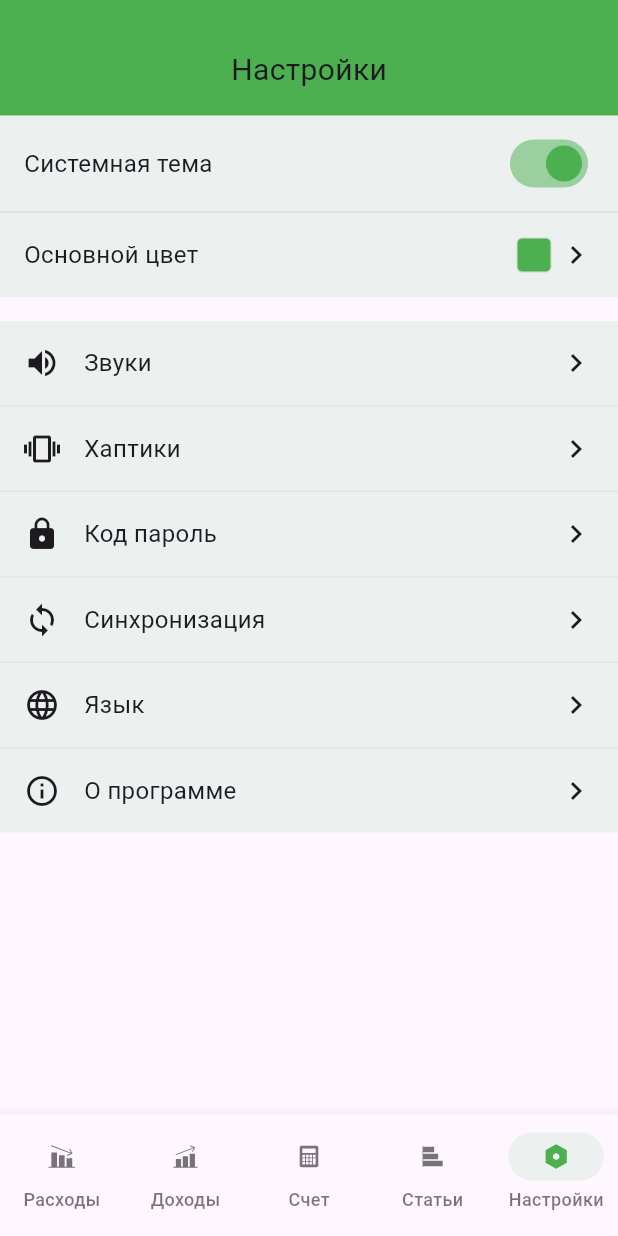
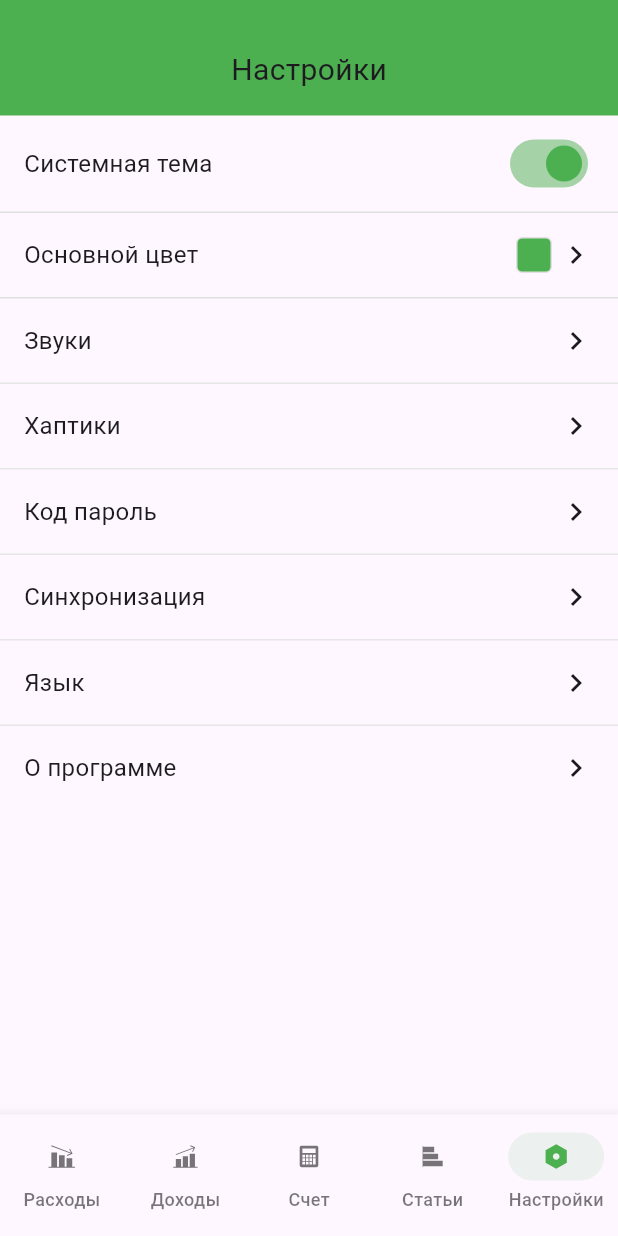
Before and after one commit to MeZeksan/finance_app_yandex_smr_2025, a Flutter app: the SettingsScreen screen opened by its route, on a phone screen of 412 x 824 dp. Run offline on Flutter 3.47's test engine with Material 3 defaults, Android fonts, the phone set to English and light mode, and no system bars; our stand-ins replace auto_route, connectivity_plus, dio, equatable, fl_chart, flutter_bloc and 7 more; accounts and stored records are empty; generated files the repository leaves out were written again; network calls fail.

Commit message:
Фикс

```diff
--- a/lib/features/settings/presentation/view/settings_screen.dart
+++ b/lib/features/settings/presentation/view/settings_screen.dart
@@ -33,7 +33,6 @@ class _SettingsScreenState extends State<SettingsScreen> {
           backgroundColor: _themeService.backgroundColor,
           body: Column(
             children: [
-              // Header
               Container(
                 alignment: Alignment.center,
                 width: double.infinity,
@@ -54,14 +53,14 @@ class _SettingsScreenState extends State<SettingsScreen> {
                 ),
               ),
 
-              // Content
+
               Expanded(
                 child: Column(
                   children: [
                     Container(
                       width: double.infinity,
                       decoration: BoxDecoration(
-                        color: _themeService.containerColor,
+                        color: Colors.transparent,
                       ),
                       child: Column(
                         children: [
@@ -88,7 +87,12 @@ class _SettingsScreenState extends State<SettingsScreen> {
                               ],
                             ),
                           ),
-                          if (!_themeService.useSystemTheme)
+                          if (!_themeService.useSystemTheme) ...[
+                            Divider(
+                              height: 1,
+                              thickness: 1,
+                              color: _themeService.isDarkMode ? Colors.grey.shade700 : Colors.grey.shade300,
+                            ),
                             Container(
                               padding: const EdgeInsets.only(left: 16, right: 16, top: 8, bottom: 8),
                               width: double.infinity,
@@ -112,6 +116,7 @@ class _SettingsScreenState extends State<SettingsScreen> {
                                 ],
                               ),
                             ),
+                          ],
                           Divider(
                             height: 1,
                             thickness: 1,
@@ -159,13 +164,16 @@ class _SettingsScreenState extends State<SettingsScreen> {
                       ),
                     ),
 
-                    const SizedBox(height: 16),
+                    Divider(
+                      height: 1,
+                      thickness: 1,
+                      color: _themeService.isDarkMode ? Colors.grey.shade700 : Colors.grey.shade300,
+                    ),
 
-                    // Other settings
                     Container(
                       width: double.infinity,
                       decoration: BoxDecoration(
-                        color: _themeService.containerColor,
+                        color: Colors.transparent,
                       ),
                       child: Column(
                         children: [
@@ -219,12 +227,6 @@ class _SettingsScreenState extends State<SettingsScreen> {
       padding: const EdgeInsets.only(left: 16, right: 16, top: 16, bottom: 16),
       child: Row(
         children: [
-          Icon(
-            icon,
-            color: _themeService.textColor,
-            size: 24,
-          ),
-          const SizedBox(width: 16),
           Text(
             title,
             style: TextStyle(
```
